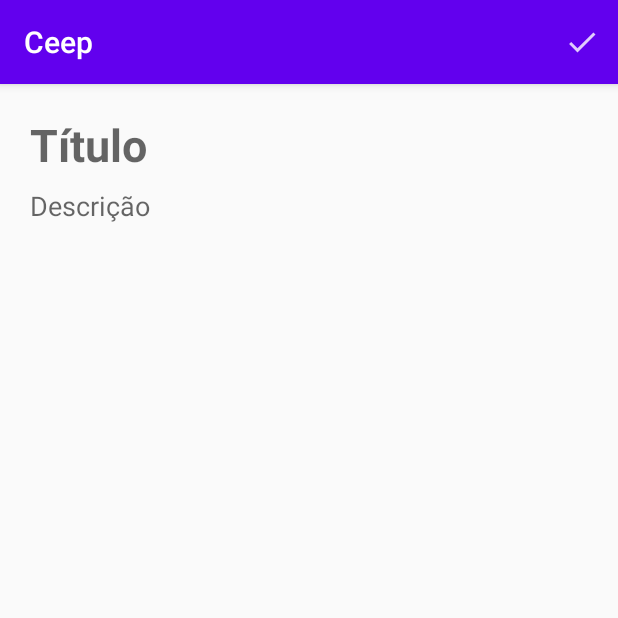
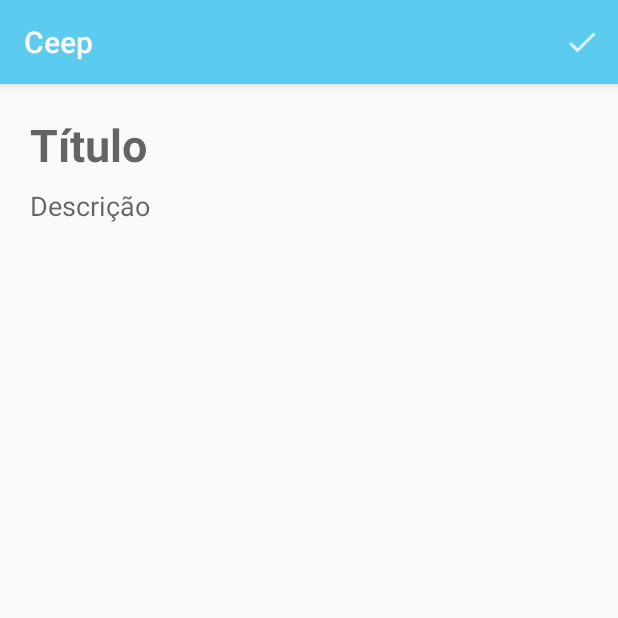
Before and after one commit to rdiego26/android-notes, an Android app: the FormNoteActivity screen opened directly, with no data from a screen before it, on a phone screen of 412 x 824 dp, the top half of it. Run offline under Robolectric (Android 15) with nearby library versions, the phone set to English and light mode, and no system bars.

Commit message:
CHANGE colors

```diff
--- a/app/src/main/res/values/colors.xml
+++ b/app/src/main/res/values/colors.xml
@@ -1,6 +1,6 @@
 <?xml version="1.0" encoding="utf-8"?>
 <resources>
-    <color name="colorPrimary">#6200EE</color>
-    <color name="colorPrimaryDark">#3700B3</color>
-    <color name="colorAccent">#03DAC5</color>
+    <color name="colorPrimary">#5BCCEF</color>
+    <color name="colorPrimaryDark">#0191BD</color>
+    <color name="colorAccent">#06BBF3</color>
 </resources>
```
